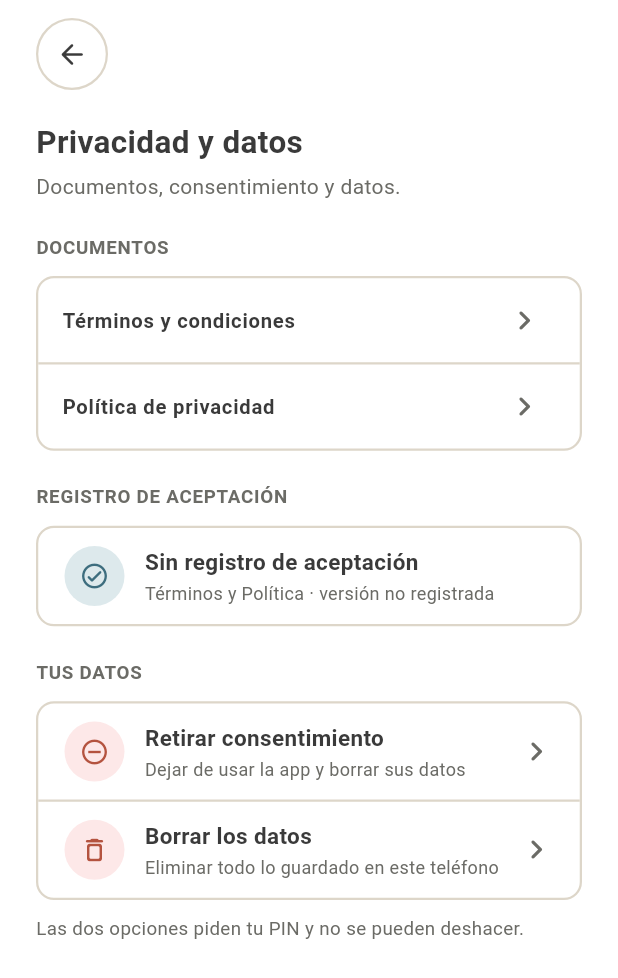
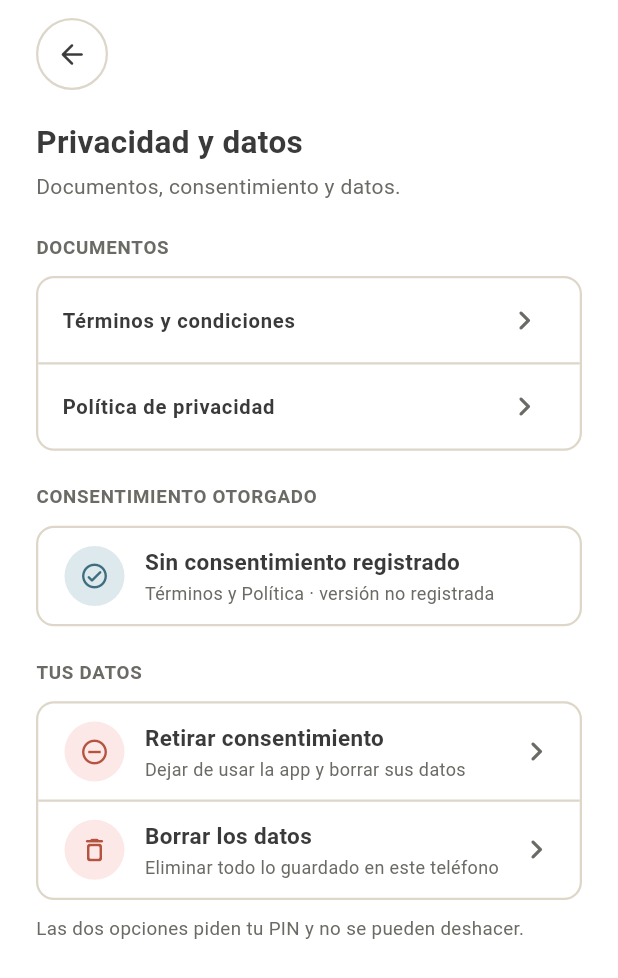
Before and after one commit to BrillanTEA/BrillanTEA-Mobile-App, a Flutter app: the PrivacidadDatosPage screen opened directly, on a phone screen of 412 x 824 dp. Shown: the top 978 px of the screen. Run offline on Flutter 3.47's test engine with Material 3 defaults, Android fonts, the phone set to English and light mode, and no system bars; our stand-ins replace camera, flutter_svg, flutter_tts, pdf, share_plus, shared_preferences and 1 more; missing offline and left inert: tflite_flutter; accounts and stored records are empty; Roboto replaces fonts that are missing (Atkinson Hyperlegible Next); project files that could hold a hidden picture were left out.

Commit message:
fix(parents): title the consent record "Consentimiento otorgado"
The section now reads "Consentimiento otorgado" and its row shows the
date directly ("El 17 nov 2026, 10:42"), matching the updated Figma
frames.

Refs: US901

Co-Authored-By: Claude Opus 5.5 <noreply@anthropic.com>
Claude-Session: https://claude.ai/code/session_01AZYVgMvBhLzQEbHffJegzV

```diff
--- a/lib/presentacion/area_padres/privacidad_datos_page.dart
+++ b/lib/presentacion/area_padres/privacidad_datos_page.dart
@@ -39,10 +39,10 @@ class _PrivacidadDatosPageState extends State<PrivacidadDatosPage> {
 
   String get _textoFecha {
     final f = _registro?.fecha;
-    if (f == null) return 'Sin registro de aceptación';
+    if (f == null) return 'Sin consentimiento registrado';
     final h = f.hour.toString().padLeft(2, '0');
     final m = f.minute.toString().padLeft(2, '0');
-    return 'Aceptado el ${f.day} ${_meses[f.month - 1]} ${f.year}, $h:$m';
+    return 'El ${f.day} ${_meses[f.month - 1]} ${f.year}, $h:$m';
   }
 
   String get _textoVersion {
@@ -165,7 +165,7 @@ class _PrivacidadDatosPageState extends State<PrivacidadDatosPage> {
                       _filaDocumento('Política de privacidad', politicaDePrivacidad),
                     ]),
                     const SizedBox(height: 22),
-                    _tituloSeccion('REGISTRO DE ACEPTACIÓN'),
+                    _tituloSeccion('CONSENTIMIENTO OTORGADO'),
                     _tarjeta([
                       Semantics(
                         label: '$_textoFecha. $_textoVersion',
```
